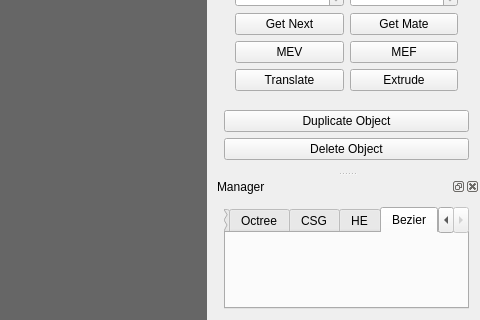
Old version of the form ModelagemQT/mainwindow.ui in the repository RicardoBusta/Doutorado; both pictures show x 473 to 953 and y 352 to 672 of the 953 by 672 pixel window.
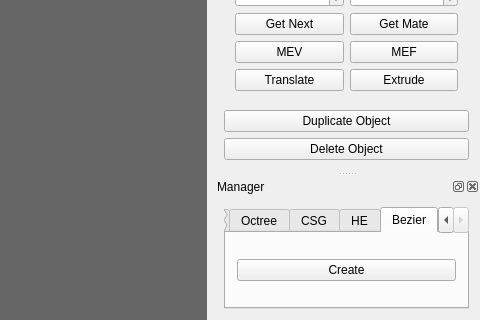
New version of the form. The open tabs and pages were chosen to show the change. Custom widgets are drawn as their Qt base class.

Commit message: Terminando os paranauês da bezier.

What changed in the file:
```diff
--- a/ModelagemQT/mainwindow.ui
+++ b/ModelagemQT/mainwindow.ui
@@ -628,6 +628,15 @@
         <attribute name="title">
          <string>Bezier</string>
         </attribute>
+        <layout class="QVBoxLayout" name="verticalLayout_8">
+         <item>
+          <widget class="QPushButton" name="create_bezier_button">
+           <property name="text">
+            <string>Create</string>
+           </property>
+          </widget>
+         </item>
+        </layout>
        </widget>
       </widget>
      </item>
```
Left out of the diff: 2 changed lines with no effect on the pictures. The commit also changes 4 other files.
